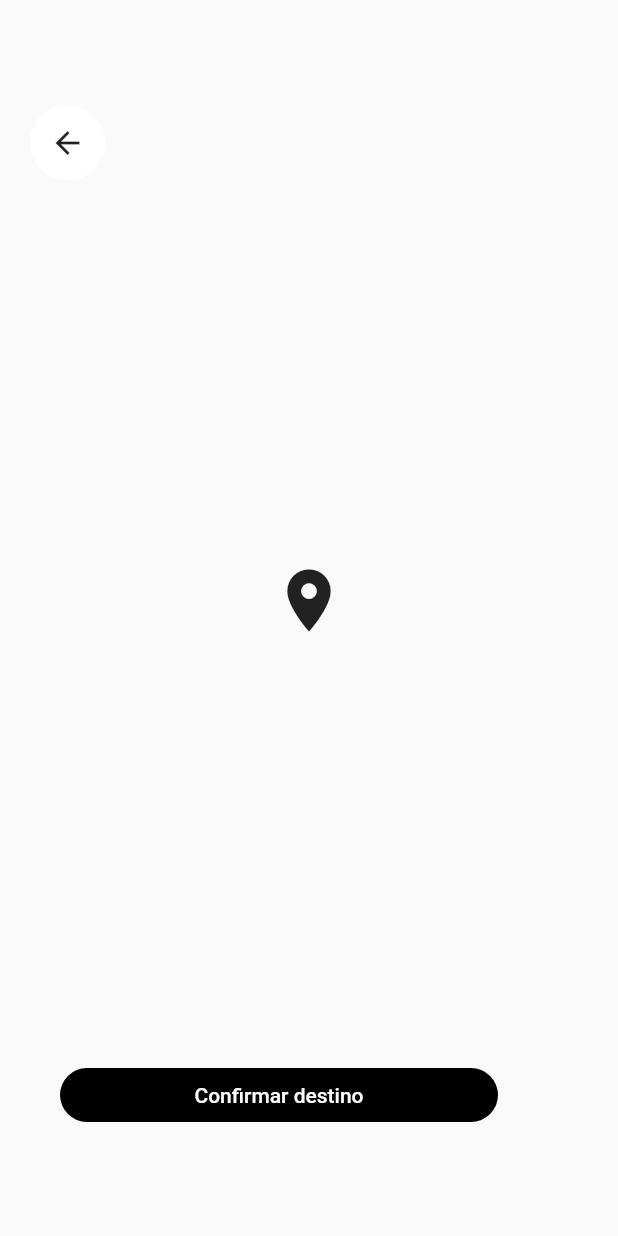
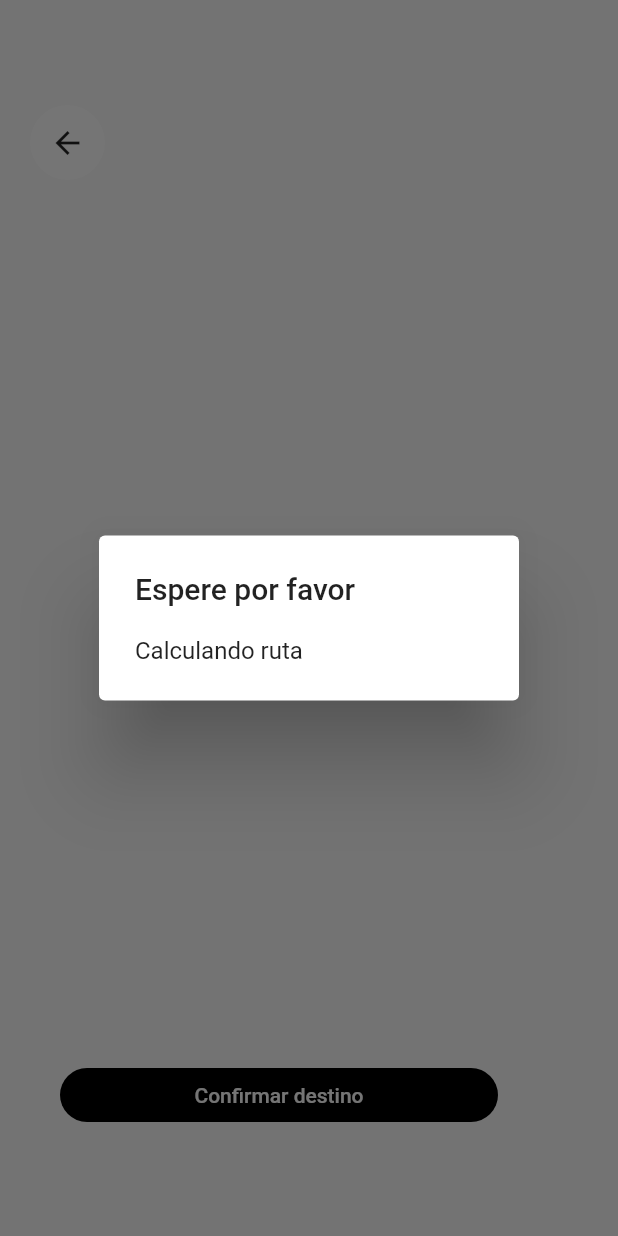
Before and after one commit to KitanoR/mapa_tracker, a Flutter app: the _BuildMarcadorManual widget shown alone on an empty page, opened directly, after a tap on "Confirmar destino", on a phone screen of 412 x 824 dp. Run offline on Flutter 3.47's test engine with Material 2 defaults, Android fonts, the phone set to English and light mode, and no system bars; our stand-ins replace animate_do, bloc, dio, flutter_bloc, geolocator, google_maps_flutter and 1 more; missing offline and left inert: polyline.

Commit message:
Agregando tracking

```diff
--- a/lib/bloc/mapa/mapas_bloc.dart
+++ b/lib/bloc/mapa/mapas_bloc.dart
@@ -21,6 +21,12 @@ class MapasBloc extends Bloc<MapasEvent, MapasState> {
     width: 4,
     color: Colors.transparent
   );
+
+  Polyline _miRutaDestino = new Polyline(
+      polylineId: PolylineId('mi_ruta_destino'),
+      width: 4,
+      color: Colors.black87
+    );
 
   void initMapa(GoogleMapController controller) {
     if(!state.mapaListo) {
@@ -49,9 +55,22 @@ class MapasBloc extends Bloc<MapasEvent, MapasState> {
       yield* _onSeguirUbicacion(event);
     } else if ( event is OnMovioMapa) {
       yield state.copyWith(ubicacionCentral: event.centroMapa);
+    } else if ( event is OnCrearRutaInicioDestino ) {
+      yield* _onCrearRutaInicioDestino(event);
     }
+
   }
 
+  Stream<MapasState> _onCrearRutaInicioDestino(OnCrearRutaInicioDestino event) async* {
+    this._miRutaDestino = this._miRutaDestino.copyWith(
+      pointsParam: event.rutaCoordenadas
+    );
+    final currentPolylines = state.polylines;
+    currentPolylines['mi_ruta_destino'] = this._miRutaDestino;
+    yield state.copyWith(
+      polylines: currentPolylines
+    );
+  }
   Stream<MapasState> _onMarcarRecorrido(OnMarcarRecorrido event) async * {
     if (!state.dibujarRecorrido) {
         this._miRuta = this._miRuta.copyWith(colorParam: Colors.black87);
--- a/lib/bloc/mapa/mapas_event.dart
+++ b/lib/bloc/mapa/mapas_event.dart
@@ -15,6 +15,15 @@ class OnNuevaUbicacion extends MapasEvent {
 
 }
 
+class OnCrearRutaInicioDestino extends MapasEvent {
+  final List<LatLng> rutaCoordenadas;
+  final double distancia;
+  final double duracion;
+
+  OnCrearRutaInicioDestino(this.rutaCoordenadas, this.distancia, this.duracion);
+
+}
+
 class OnMarcarRecorrido extends MapasEvent {}
 class OnSeguirUbicacion extends MapasEvent {}
 
--- /dev/null
+++ b/lib/helpers/calculando_alerta.dart
@@ -0,0 +1,21 @@
+part of 'helpers.dart';
+
+void calculandoAlerta(BuildContext context) {
+  if ( Platform.isAndroid ) {
+    showDialog(
+      context: context,
+      builder: (context) => AlertDialog(
+        title: Text('Espere por favor'),
+        content: Text('Calculando ruta'),
+      ),
+    );
+  } else {
+    showCupertinoDialog(
+      context: context,
+      builder: (context) => new CupertinoAlertDialog(
+        title: Text('Espere por favor'),
+        content: CupertinoActivityIndicator()
+      )
+    );
+  }
+}
--- a/lib/helpers/helpers.dart
+++ b/lib/helpers/helpers.dart
@@ -1,3 +1,7 @@
+import 'dart:io';
+
+import 'package:flutter/cupertino.dart';
 import 'package:flutter/material.dart';
 
 part 'navegar_fadein.dart';
+part 'calculando_alerta.dart';
--- a/lib/services/traffic_service.dart
+++ b/lib/services/traffic_service.dart
@@ -1,6 +1,7 @@
 
 import 'package:dio/dio.dart';
 import 'package:google_maps_flutter/google_maps_flutter.dart';
+import 'package:mapa_tracker/models/traffic_response.dart';
 
 class TrafficService {
   // manejar un singleton
@@ -13,9 +14,23 @@ class TrafficService {
   }
 
   final _dio = new Dio();
+  final String _baseUrl = 'https://api.mapbox.com/directions/v5';
+  final _apiKey = 'pk.eyJ1IjoiY2F5ZXRhbm8iLCJhIjoiY2tmdmluYnNwMG93cDJzbzlqcm11ZmN6cSJ9.SxVZdb3TrSfDJEML9-xY-g';
 
-  Future getCoordsInicioYFinal(LatLng inicio, LatLng destino) async {
+
+  Future<DrivingResponse> getCoordsInicioYFinal(LatLng inicio, LatLng destino) async {
     print(inicio);
     print(destino);
+    final coordsString = '${inicio.longitude},${inicio.latitude};${destino.longitude},${destino.latitude}';
+    final url = '${this._baseUrl}/mapbox/driving/$coordsString';
+    final respuesta = await this._dio.get(url, queryParameters: {
+      'alternatives': 'true',
+      'geometries': 'polyline6',
+      'steps': 'false',
+      'access_token': this._apiKey,
+      'language': 'es'
+    });
+    final data = DrivingResponse.fromJson(respuesta.data);
+    return data;
   }
 }
--- a/lib/widgets/marcador_manual.dart
+++ b/lib/widgets/marcador_manual.dart
@@ -83,8 +83,26 @@ class _BuildMarcadorManual extends StatelessWidget {
 
   void calcularDestino(BuildContext context) async {
     final trafficService = new TrafficService();
+    final mapaBloc = context.bloc<MapasBloc>();
+
+    calculandoAlerta(context);
+
     final inicio = context.bloc<MiUbicacionBloc>().state.ubicacion;
-    final destino = context.bloc<MapasBloc>().state.ubicacionCentral;
-    await trafficService.getCoordsInicioYFinal(inicio, destino);
+    final destino = mapaBloc.state.ubicacionCentral;
+    final trafficResponse = await trafficService.getCoordsInicioYFinal(inicio, destino);
+    // decoficar coordenadas del geometry
+    final geometry = trafficResponse.routes[0].geometry;
+    final duracion = trafficResponse.routes[0].duration;
+    final distancia = trafficResponse.routes[0].distance;
+
+    final points = Poly.Polyline.Decode(encodedString: geometry, precision: 6).decodedCoords;
+    final List<LatLng> rutaCoords = points.map((point) => new LatLng(point[0], point[1])).toList();
+
+    mapaBloc.add(OnCrearRutaInicioDestino(rutaCoords, distancia, duracion));
+
+    Navigator.of(context).pop();
+    BlocProvider.of<BusquedaBloc>(context).add(OnDesactivarMarcadorManual());
+
+
   }
 }
--- a/lib/widgets/widgets.dart
+++ b/lib/widgets/widgets.dart
@@ -2,6 +2,9 @@ import 'package:animate_do/animate_do.dart';
 import 'package:flutter/cupertino.dart';
 import 'package:flutter/material.dart';
 import 'package:flutter_bloc/flutter_bloc.dart';
+import 'package:google_maps_flutter/google_maps_flutter.dart';
+import 'package:mapa_tracker/helpers/helpers.dart';
+import 'package:polyline/polyline.dart' as Poly;
 
 
 import 'package:mapa_tracker/bloc/busqueda/busqueda_bloc.dart';
--- a/pubspec.yaml
+++ b/pubspec.yaml
@@ -34,6 +34,7 @@ dependencies:
   permission_handler: ^5.0.1+1
   geolocator: ^6.0.0+4
   animate_do: ^1.7.3
+  polyline: ^1.0.2
 
 
 dev_dependencies:
```
Also changed, not shown: lib/models/traffic_response.dart (added, +153 -0 lines), lib/pages/mapa_page.dart (+6 -1 lines), pubspec.lock.
